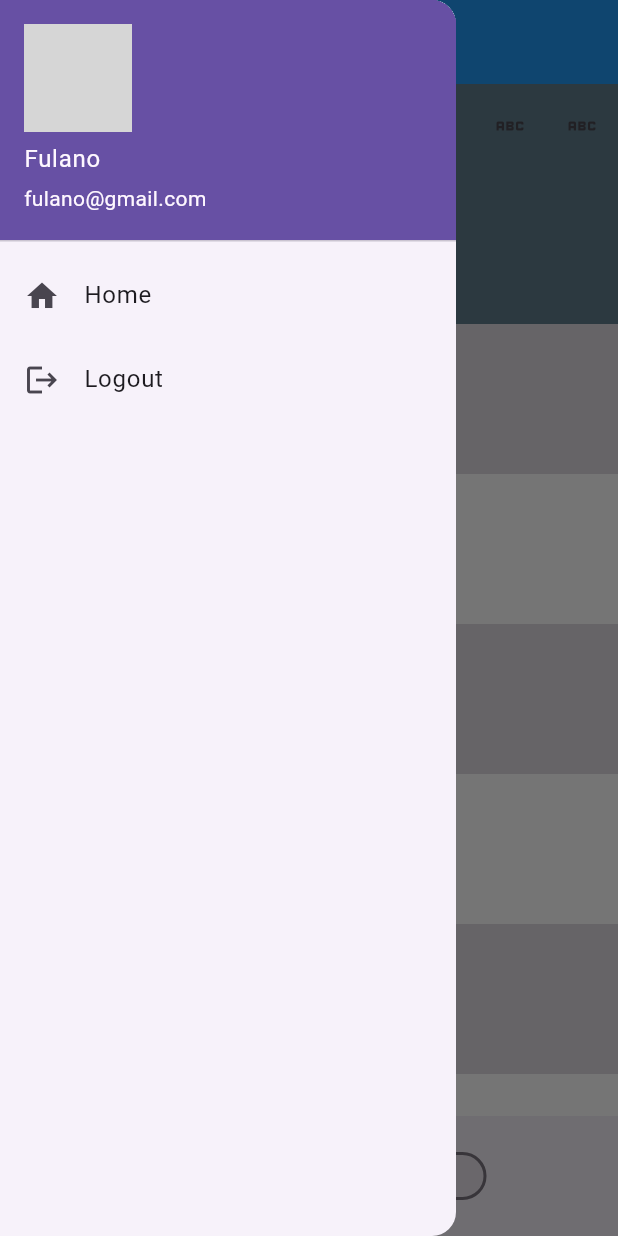
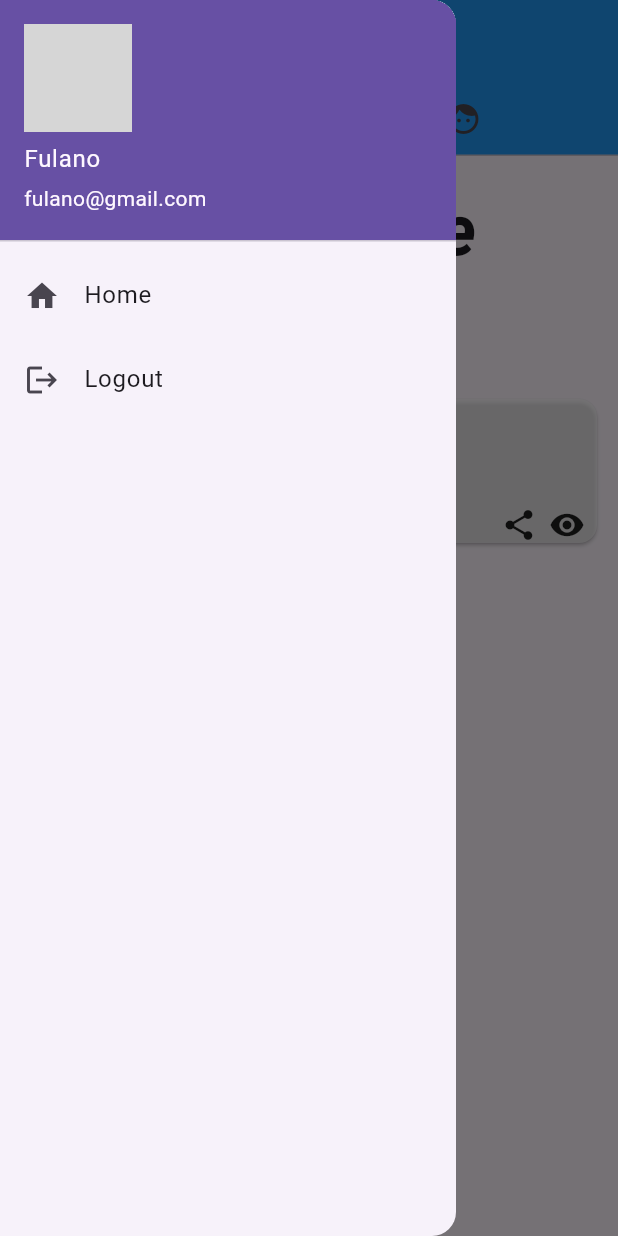
Before and after one commit to danibez/loginApp, a Flutter app: the Home screen opened directly, with the side drawer open, on a phone screen of 412 x 824 dp. Run offline on Flutter 3.47's test engine with Material 3 defaults, Android fonts, the phone set to English and light mode, and no system bars; network calls fail; grey boxes are pictures that could not be loaded.

```diff
--- a/lib/home.dart
+++ b/lib/home.dart
@@ -32,124 +32,26 @@ class _HomeState extends State<Home> {
 
   @override
   Widget build(BuildContext context) {
-    return
-    Scaffold(
+    return DefaultTabController(length: 2,
+    child: Scaffold(
         drawer: const Mydrawer(),
         appBar: AppBar(
           centerTitle: true,
           title: const Text("Compra Fácil",
             style: TextStyle(color: Colors.white),
           ),
-        backgroundColor: Colors.blue
-      ),
-      body: CustomScrollView(
-        controller: _scrollController,
-        slivers: [
-          SliverAppBar(
-            actions: [
-              IconButton(onPressed: (){}, icon: const Icon(Icons.abc)),
-              IconButton(onPressed: (){}, icon: const Icon(Icons.abc))
-            ],
-            // leading: IconButton(onPressed: (){}, icon: const Icon(Icons.person)),
-            backgroundColor: Colors.blueGrey,
-            pinned: _pinned,
-            snap: _snap,
-            floating: _floating,
-            expandedHeight: 160.0,
-            flexibleSpace: FlexibleSpaceBar(
-              title: _isAppBarExpanded
-                  ? const Text("Olá, Fulano!") // Only show title when expanded
-                  : null, // Hide title when collapsed
-            ),
-          ),
-          // const SliverFillRemaining(
-          //   child: TabBarView(
-          //     children: [
-          //       homeTab(),
-          //       homeList()
-          //     ],)
-          // )
-          SliverList(
-            delegate: SliverChildBuilderDelegate(
-              (BuildContext context, int index) {
-                return Container(
-                  color: index.isOdd ? Colors.white : Colors.black12,
-                  height: 100.0,
-                  child: Center(
-                    child:
-                        Text('$index', textScaler: const TextScaler.linear(5)),
-                  ),
-                );
-              },
-              childCount: 20,
-            ),
-          ),
-        ]
-      // const TabBarView(
-      //   children: [
-      //     homeTab(),
-      //     homeList()
-      //   ],
-      ),
-      bottomNavigationBar: BottomAppBar(
-        child: Padding(
-          padding: const EdgeInsets.all(8),
-          child: OverflowBar(
-            overflowAlignment: OverflowBarAlignment.center,
-            children: <Widget>[
-              Row(
-                mainAxisSize: MainAxisSize.min,
-                children: <Widget>[
-                  const Text('pinned'),
-                  Switch(
-                    onChanged: (bool val) {
-                      setState(() {
-                        _pinned = val;
-                      });
-                    },
-                    value: _pinned,
-                  ),
+          backgroundColor: Colors.blue,
+          bottom: const TabBar(tabs: [Tab(icon: const Icon(Icons.tab)),
+          Tab(icon: Icon(Icons.face),)
+          ])),
+      body:
+      const TabBarView(
+        children: [
+          homeTab(),
+          homeList()
         ],
       ),
-              Row(
-                mainAxisSize: MainAxisSize.min,
-                children: <Widget>[
-                  const Text('snap'),
-                  Switch(
-                    onChanged: (bool val) {
-                      setState(() {
-                        _snap = val;
-                        // Snapping only applies when the app bar is floating.
-                        _floating = _floating || _snap;
-                      });
-                    },
-                    value: _snap,
-                  ),
-                ],
-              ),
-              Row(
-                mainAxisSize: MainAxisSize.min,
-                children: <Widget>[
-                  const Text('floating'),
-                  Switch(
-                    onChanged: (bool val) {
-                      setState(() {
-                        _floating = val;
-                        _snap = _snap && _floating;
-                      });
-                    },
-                    value: _floating,
-                  ),
-                ],
-              ),
-            ],
-          ),
-        ),
-      ),
-      // bottomNavigationBar: BottomNavigationBar(items: const [
-      //   BottomNavigationBarItem(icon: Icon(Icons.face),label: "Face"),
-      //   BottomNavigationBarItem(icon: Icon(Icons.telegram), label: "Telegram")
-      // ]),
-    );
+
+    ));
   }
 }
```
Lines whose indentation alone changed are shown as unchanged.
